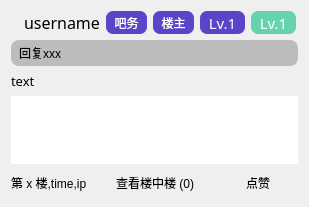
The window that src/resf/comment_view.ui (clb-128258/TiebaDesktop) describes before a commit, drawn with Qt 5.
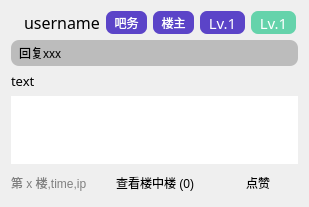
The same window after the commit.

```diff
--- a/src/resf/comment_view.ui
+++ b/src/resf/comment_view.ui
@@ -7,9 +7,14 @@
     <x>0</x>
     <y>0</y>
     <width>309</width>
-    <height>203</height>
+    <height>205</height>
    </rect>
   </property>
+  <property name="font">
+   <font>
+    <pointsize>9</pointsize>
+   </font>
+  </property>
   <property name="windowTitle">
    <string>楼层详情</string>
   </property>
@@ -18,6 +23,14 @@
     <layout class="QHBoxLayout" name="horizontalLayout_2">
      <item>
       <widget class="QLabel" name="label">
+       <property name="font">
+        <font>
+         <pointsize>9</pointsize>
+        </font>
+       </property>
+       <property name="styleSheet">
+        <string notr="true">QLabel{color: grey;}</string>
+       </property>
        <property name="text">
         <string>第 x 楼,time,ip</string>
        </property>
```
Left out of the diff: 20 changed lines with no effect on the pictures.
